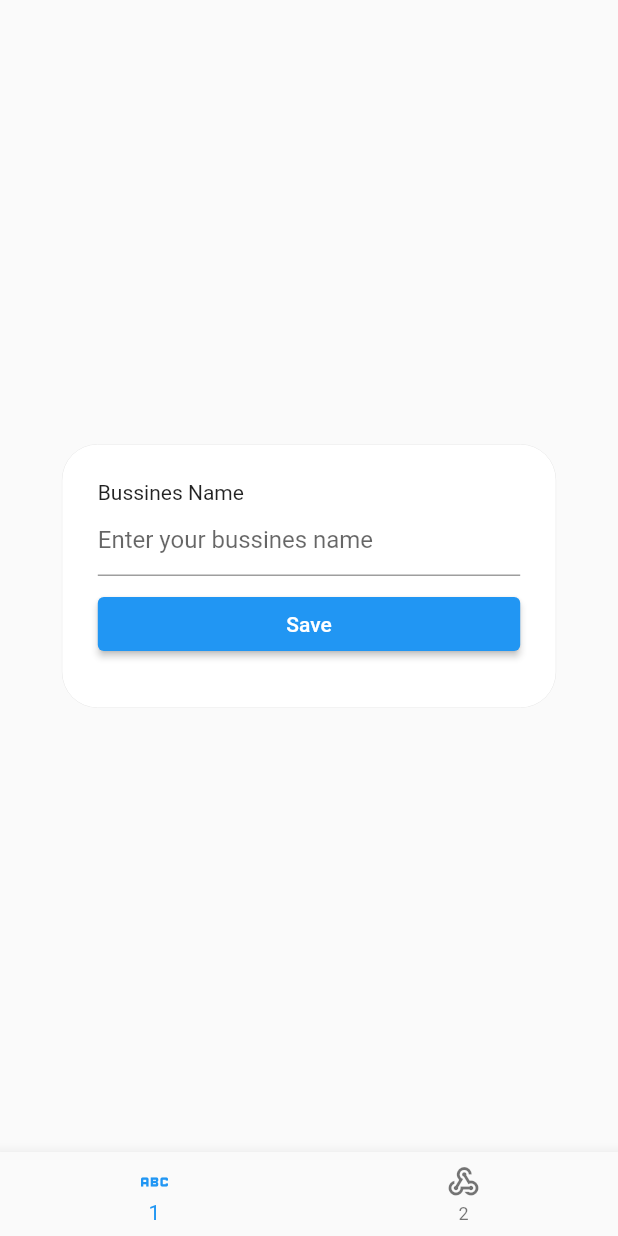
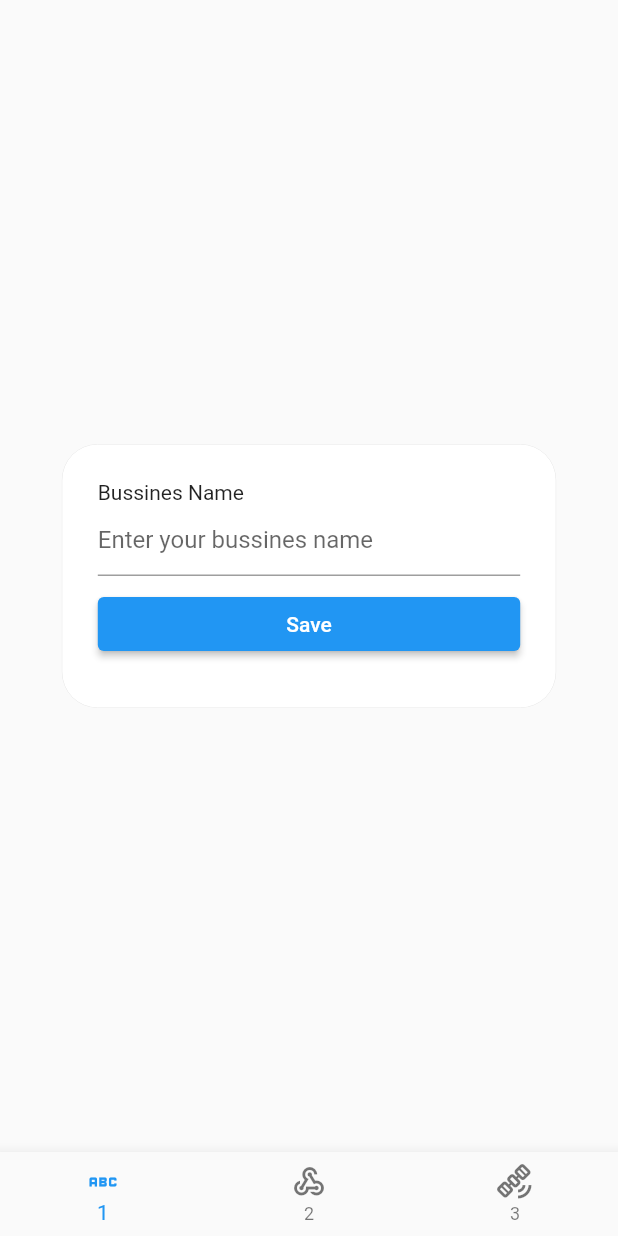
Before and after one commit to minusgat/test_traxporta, a Flutter app: the screen it shows after launch, on a phone screen of 412 x 824 dp. Run offline on Flutter 3.47's test engine with Material 2 defaults, Android fonts, the phone set to English and light mode, and no system bars; our stand-ins replace equatable, flutter_bloc.

Commit message:
adding shipment detail screen at home screen

```diff
--- a/lib/features/home/presentation/widgets/home_screen_content.dart
+++ b/lib/features/home/presentation/widgets/home_screen_content.dart
@@ -7,6 +7,7 @@ import 'package:test_traxporta/features/home/presentation/widgets/bottom_bar.dar
 import 'package:test_traxporta/features/home/presentation/widgets/nav_bar.dart';
 import 'package:test_traxporta/features/profile/presentation/pages/profile.dart';
 import 'package:test_traxporta/features/profile/presentation/pages/profile_form.dart';
+import 'package:test_traxporta/features/shipment/presentation/pages/shipment_detail.dart';
 
 class HomeScreenContent extends StatelessWidget {
   HomeScreenContent({super.key, required this.homeNavigationCubit});
@@ -16,7 +17,7 @@ class HomeScreenContent extends StatelessWidget {
   final _screens = [
     ProfileForm(),
     const ProfileScreen(),
-    //const ShipmentDetail()
+    const ShipmentDetail()
   ];
   final _options = const [
     MenuOption(
@@ -27,10 +28,10 @@ class HomeScreenContent extends StatelessWidget {
       icon: Icons.webhook,
       label: '2',
     ),
-    // MenuOption(
-    //   icon: Icons.satellite_alt_outlined,
-    //   label: '3',
-    // ),
+    MenuOption(
+      icon: Icons.satellite_alt_outlined,
+      label: '3',
+    ),
   ];
 
   @override
```
Also changed, not shown: lib/features/shipment/presentation/pages/shipment_detail.dart (added, +19 -0 lines).
